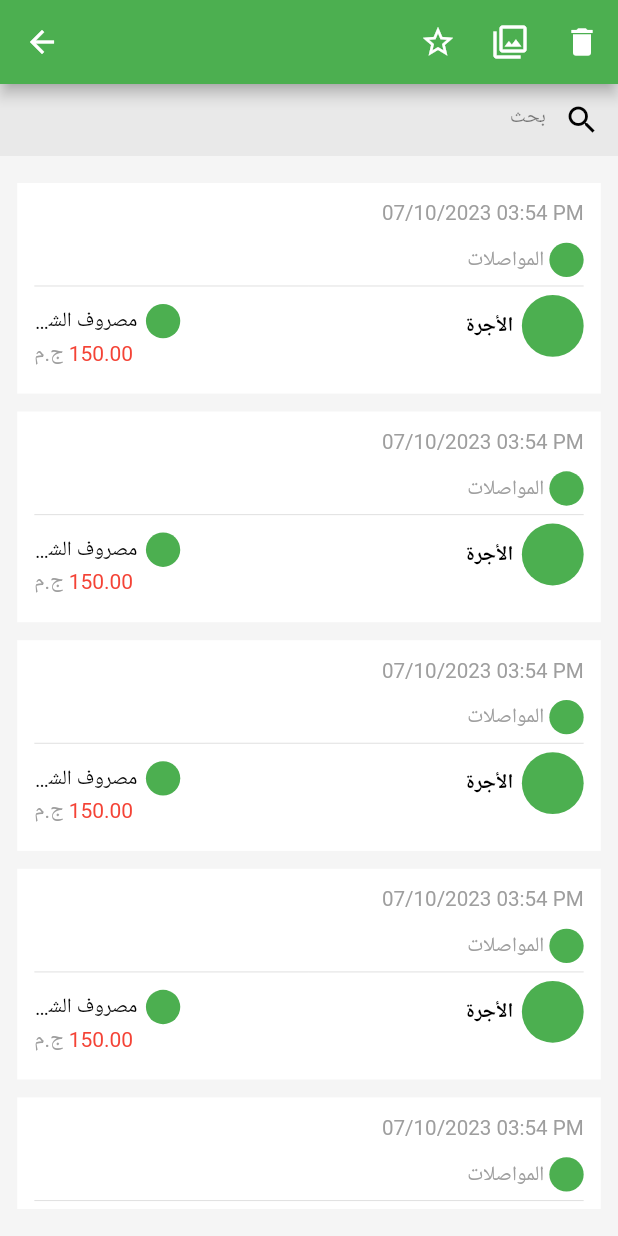
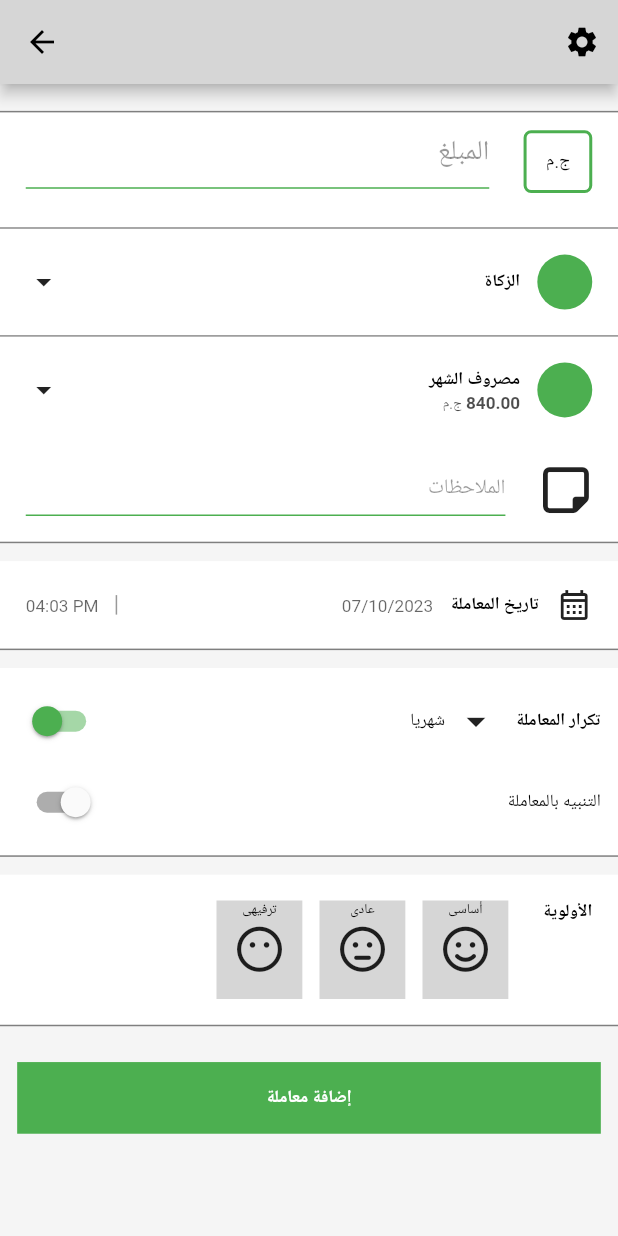
Before and after one commit to Basel85/masaref, a Flutter app: the screen it shows after launch, on a phone screen of 412 x 824 dp. Run offline on Flutter 3.47's test engine with Material 2 defaults, Android fonts, the phone set to English and light mode, and no system bars; our stand-ins replace flutter_bloc, flutter_screenutil, font_awesome_flutter, google_fonts, shared_preferences; Roboto replaces fonts that are missing (Cairo).

Commit message:
add mo3amala page

```diff
--- a/lib/core/widgets/custom_button.dart
+++ b/lib/core/widgets/custom_button.dart
@@ -7,8 +7,10 @@ class CustomButton extends StatelessWidget {
   const CustomButton({
     super.key,
     required this.title,
+    this.onpress,
   });
   final String title;
+  final Function()? onpress;
 
   @override
   Widget build(BuildContext context) {
@@ -18,7 +20,7 @@ class CustomButton extends StatelessWidget {
         color: AppColors.primaryColor,
       ),
       child: TextButton(
-        onPressed: () {},
+        onPressed: onpress,
         child: Center(
           child: Text(
             title,
--- a/lib/core/widgets/custom_form_field.dart
+++ b/lib/core/widgets/custom_form_field.dart
@@ -22,9 +22,11 @@ class CustomFormField extends StatelessWidget {
     this.ontap,
     this.onsubmit,
     required this.hintsize,
+    this.inputStyle,
   });
 
   final TextEditingController? controller;
+  final TextStyle? inputStyle;
   final TextInputType? inputType;
   final double hintsize;
   final bool obscuretext;
@@ -44,6 +46,7 @@ class CustomFormField extends StatelessWidget {
   @override
   Widget build(BuildContext context) {
     return TextFormField(
+      style: inputStyle,
       controller: controller,
       initialValue: initvalue,
       autofocus: autofocus,
@@ -58,8 +61,8 @@ class CustomFormField extends StatelessWidget {
         suffixIcon: suffixicon,
         prefixIcon: prefixicon,
         hintStyle: AppStyles.textStyle24w400.copyWith(
-          fontSize: 16.sp,
-          color: AppColors.colorBlack.withOpacity(0.2),
+          fontSize: hintsize,
+          color: AppColors.colorBlack.withOpacity(0.4),
         ),
         labelStyle: AppStyles.textStyle24w400.copyWith(
           fontSize: 14.sp,
--- /dev/null
+++ b/lib/features/mo3amala/presentation/view/mo3amala.dart
@@ -0,0 +1,71 @@
+import 'package:flutter/material.dart';
+import 'package:flutter_screenutil/flutter_screenutil.dart';
+import 'package:masaref/core/utils/app_colors.dart';
+import 'package:masaref/core/widgets/custom_button.dart';
+import 'package:masaref/features/mo3amala/presentation/view/widgets/category_section.dart';
+import 'package:masaref/features/mo3amala/presentation/view/widgets/date_section.dart';
+import 'package:masaref/features/mo3amala/presentation/view/widgets/elma7faza_section.dart';
+import 'package:masaref/features/mo3amala/presentation/view/widgets/importance_section.dart';
+import 'package:masaref/features/mo3amala/presentation/view/widgets/money_section.dart';
+import 'package:masaref/features/mo3amala/presentation/view/widgets/repeat_section.dart';
+
+class Mo3amalaPage extends StatelessWidget {
+  const Mo3amalaPage({super.key});
+
+  @override
+  Widget build(BuildContext context) {
+    return Scaffold(
+      appBar: AppBar(
+        backgroundColor: Colors.grey[350],
+        actions: [
+          IconButton(
+            onPressed: () {},
+            icon: const Icon(
+              Icons.settings,
+              color: AppColors.colorBlack,
+            ),
+          ),
+        ],
+        leading: IconButton(
+          onPressed: () {},
+          icon: const Icon(
+            Icons.arrow_back,
+            color: AppColors.colorBlack,
+          ),
+        ),
+      ),
+      body: Directionality(
+        textDirection: TextDirection.rtl,
+        child: Padding(
+          padding: EdgeInsets.symmetric(vertical: 15.h),
+          child: SingleChildScrollView(
+            physics: const BouncingScrollPhysics(),
+            child: Expanded(
+              child: Column(
+                children: [
+                  const MoneySection(),
+                  const CategorySection(),
+                  const Elma7fazaSection(),
+                  SizedBox(height: 10.h),
+                  const DateSection(),
+                  SizedBox(height: 10.h),
+                  const RepeatSection(),
+                  SizedBox(height: 10.h),
+                  const ImportanceSection(),
+                  SizedBox(height: 20.h),
+                  Padding(
+                    padding: EdgeInsets.symmetric(horizontal: 10.w),
+                    child: CustomButton(
+                      title: 'إضافة معاملة',
+                      onpress: () {},
+                    ),
+                  ),
+                ],
+              ),
+            ),
+          ),
+        ),
+      ),
+    );
+  }
+}
--- /dev/null
+++ b/lib/features/mo3amala/presentation/view/widgets/category_section.dart
@@ -0,0 +1,46 @@
+import 'package:flutter/material.dart';
+import 'package:flutter_screenutil/flutter_screenutil.dart';
+import 'package:masaref/core/utils/app_colors.dart';
+import 'package:masaref/core/utils/app_styles.dart';
+
+class CategorySection extends StatelessWidget {
+  const CategorySection({
+    super.key,
+  });
+
+  @override
+  Widget build(BuildContext context) {
+    return GestureDetector(
+      onTap: () {},
+      child: Container(
+        padding: EdgeInsets.all(15.r),
+        decoration: BoxDecoration(
+          color: AppColors.colorWhite,
+          border: Border(
+            bottom: BorderSide(
+              color: AppColors.colorBlack.withOpacity(0.5),
+            ),
+          ),
+        ),
+        child: Row(
+          children: [
+            CircleAvatar(
+              radius: 16.r,
+              backgroundColor: AppColors.primaryColor,
+            ),
+            SizedBox(width: 10.w),
+            Text(
+              'الزكاة',
+              style: AppStyles.textStyle24w400.copyWith(
+                fontSize: 10.sp,
+                fontWeight: FontWeight.bold,
+              ),
+            ),
+            const Spacer(),
+            const Icon(Icons.arrow_drop_down),
+          ],
+        ),
+      ),
+    );
+  }
+}
--- /dev/null
+++ b/lib/features/mo3amala/presentation/view/widgets/date_section.dart
@@ -0,0 +1,68 @@
+import 'package:flutter/material.dart';
+import 'package:flutter_screenutil/flutter_screenutil.dart';
+import 'package:masaref/core/utils/app_colors.dart';
+import 'package:masaref/core/utils/app_styles.dart';
+
+class DateSection extends StatelessWidget {
+  const DateSection({
+    super.key,
+  });
+
+  @override
+  Widget build(BuildContext context) {
+    return GestureDetector(
+      onTap: () {},
+      child: Container(
+        padding: EdgeInsets.all(15.r),
+        decoration: BoxDecoration(
+          color: AppColors.colorWhite,
+          border: Border(
+            bottom: BorderSide(
+              color: AppColors.colorBlack.withOpacity(0.5),
+            ),
+          ),
+        ),
+        child: Row(
+          children: [
+            const Icon(Icons.calendar_month_outlined),
+            SizedBox(width: 10.w),
+            Text(
+              'تاريخ المعاملة',
+              style: AppStyles.textStyle24w400.copyWith(
+                fontSize: 10.sp,
+                fontWeight: FontWeight.w600,
+              ),
+            ),
+            SizedBox(width: 10.w),
+            Text(
+              '07/10/2023',
+              style: AppStyles.textStyle24w400.copyWith(
+                fontSize: 10.sp,
+                color: AppColors.colorBlack.withOpacity(0.6),
+              ),
+            ),
+            const Spacer(),
+            Container(
+              padding: EdgeInsets.only(right: 10.w),
+              decoration: BoxDecoration(
+                border: Border(
+                  right: BorderSide(
+                    color: AppColors.colorBlack.withOpacity(0.4),
+                  ),
+                ),
+              ),
+              child: Text(
+                '04:03 PM',
+                textDirection: TextDirection.ltr,
+                style: AppStyles.textStyle24w400.copyWith(
+                  fontSize: 10.sp,
+                  color: AppColors.colorBlack.withOpacity(0.6),
+                ),
+              ),
+            ),
+          ],
+        ),
+      ),
+    );
+  }
+}
--- /dev/null
+++ b/lib/features/mo3amala/presentation/view/widgets/elma7faza_section.dart
@@ -0,0 +1,102 @@
+import 'package:flutter/material.dart';
+import 'package:flutter_screenutil/flutter_screenutil.dart';
+import 'package:font_awesome_flutter/font_awesome_flutter.dart';
+import 'package:masaref/core/utils/app_colors.dart';
+import 'package:masaref/core/utils/app_styles.dart';
+import 'package:masaref/core/widgets/custom_form_field.dart';
+
+class Elma7fazaSection extends StatelessWidget {
+  const Elma7fazaSection({
+    super.key,
+  });
+
+  @override
+  Widget build(BuildContext context) {
+    return Container(
+      padding: EdgeInsets.all(15.r),
+      decoration: BoxDecoration(
+        color: AppColors.colorWhite,
+        border: Border(
+          bottom: BorderSide(
+            color: AppColors.colorBlack.withOpacity(0.5),
+          ),
+        ),
+      ),
+      child: Column(
+        children: [
+          GestureDetector(
+            onTap: () {},
+            child: Row(
+              children: [
+                CircleAvatar(
+                  radius: 16.r,
+                  backgroundColor: AppColors.primaryColor,
+                ),
+                SizedBox(width: 10.w),
+                Column(
+                  crossAxisAlignment: CrossAxisAlignment.start,
+                  children: [
+                    Text(
+                      'مصروف الشهر',
+                      style: AppStyles.textStyle24w400.copyWith(
+                        fontSize: 10.sp,
+                        fontWeight: FontWeight.bold,
+                      ),
+                    ),
+                    Text.rich(
+                      TextSpan(
+                        children: [
+                          TextSpan(
+                            text: '840.00 ',
+                            style: AppStyles.textStyle24w400.copyWith(
+                              fontSize: 10.sp,
+                              fontWeight: FontWeight.bold,
+                              color: AppColors.colorBlack.withOpacity(0.7),
+                            ),
+                          ),
+                          TextSpan(
+                            text: 'ج.م',
+                            style: AppStyles.textStyle24w400.copyWith(
+                              fontSize: 8.sp,
+                              color: AppColors.colorBlack.withOpacity(0.7),
+                            ),
+                          ),
+                        ],
+                      ),
+                    ),
+                  ],
+                ),
+                const Spacer(),
+                const Icon(Icons.arrow_drop_down),
+              ],
+            ),
+          ),
+          SizedBox(height: 20.h),
+          Row(
+            crossAxisAlignment: CrossAxisAlignment.end,
+            children: [
+              const Icon(
+                FontAwesomeIcons.noteSticky,
+                size: 35,
+              ),
+              SizedBox(width: 20.w),
+              Expanded(
+                child: SizedBox(
+                  height: 35.h,
+                  child: CustomFormField(
+                    inputStyle: AppStyles.textStyle24w400.copyWith(
+                      color: AppColors.primaryColor,
+                      fontSize: 14.sp,
+                    ),
+                    hinttext: 'الملاحظات',
+                    hintsize: 12.sp,
+                  ),
+                ),
+              ),
+            ],
+          ),
+        ],
+      ),
+    );
+  }
+}
--- /dev/null
+++ b/lib/features/mo3amala/presentation/view/widgets/importance_section.dart
@@ -0,0 +1,101 @@
+import 'package:flutter/material.dart';
+import 'package:flutter_screenutil/flutter_screenutil.dart';
+import 'package:font_awesome_flutter/font_awesome_flutter.dart';
+import 'package:masaref/core/utils/app_colors.dart';
+import 'package:masaref/core/utils/app_styles.dart';
+
+class ImportanceSection extends StatelessWidget {
+  const ImportanceSection({
+    super.key,
+  });
+
+  @override
+  Widget build(BuildContext context) {
+    return Container(
+      padding: EdgeInsets.all(15.r),
+      decoration: BoxDecoration(
+        color: AppColors.colorWhite,
+        border: Border(
+          bottom: BorderSide(
+            color: AppColors.colorBlack.withOpacity(0.5),
+          ),
+        ),
+      ),
+      child: Row(
+        crossAxisAlignment: CrossAxisAlignment.start,
+        children: [
+          Text(
+            'الأولوية',
+            style: AppStyles.textStyle24w400.copyWith(
+              fontSize: 10.sp,
+              fontWeight: FontWeight.bold,
+            ),
+          ),
+          SizedBox(width: 20.w),
+          GestureDetector(
+            onTap: () {},
+            child: Container(
+              height: 55.h,
+              width: 50.w,
+              decoration: BoxDecoration(
+                color: Colors.grey[350],
+              ),
+              child: Column(
+                children: [
+                  Text(
+                    'أساسى',
+                    style: AppStyles.textStyle24w400.copyWith(fontSize: 8.sp),
+                  ),
+                  SizedBox(height: 5.h),
+                  const Icon(FontAwesomeIcons.faceSmile, size: 30),
+                ],
+              ),
+            ),
+          ),
+          SizedBox(width: 10.w),
+          GestureDetector(
+            onTap: () {},
+            child: Container(
+              height: 55.h,
+              width: 50.w,
+              decoration: BoxDecoration(
+                color: Colors.grey[350],
+              ),
+              child: Column(
+                children: [
+                  Text(
+                    'عادى',
+                    style: AppStyles.textStyle24w400.copyWith(fontSize: 8.sp),
+                  ),
+                  SizedBox(height: 5.h),
+                  const Icon(FontAwesomeIcons.faceMeh, size: 30),
+                ],
+              ),
+            ),
+          ),
+          SizedBox(width: 10.w),
+          GestureDetector(
+            onTap: () {},
+            child: Container(
+              height: 55.h,
+              width: 50.w,
+              decoration: BoxDecoration(
+                color: Colors.grey[350],
+              ),
+              child: Column(
+                children: [
+                  Text(
+                    'ترفيهى',
+                    style: AppStyles.textStyle24w400.copyWith(fontSize: 8.sp),
+                  ),
+                  SizedBox(height: 5.h),
+                  const Icon(FontAwesomeIcons.faceMehBlank, size: 30),
+                ],
+              ),
+            ),
+          ),
+        ],
+      ),
+    );
+  }
+}
--- /dev/null
+++ b/lib/features/mo3amala/presentation/view/widgets/money_section.dart
@@ -0,0 +1,63 @@
+import 'package:flutter/material.dart';
+import 'package:flutter_screenutil/flutter_screenutil.dart';
+import 'package:masaref/core/utils/app_colors.dart';
+import 'package:masaref/core/utils/app_styles.dart';
+import 'package:masaref/core/widgets/custom_form_field.dart';
+
+class MoneySection extends StatelessWidget {
+  const MoneySection({
+    super.key,
+  });
+
+  @override
+  Widget build(BuildContext context) {
+    return Container(
+      padding: EdgeInsets.only(left: 15.w, right: 15.w, bottom: 20.w),
+      decoration: BoxDecoration(
+        color: AppColors.colorWhite,
+        border: Border.symmetric(
+          horizontal: BorderSide(
+            color: AppColors.colorBlack.withOpacity(0.5),
+          ),
+        ),
+      ),
+      child: Row(
+        crossAxisAlignment: CrossAxisAlignment.end,
+        children: [
+          Container(
+            height: 35.h,
+            width: 40.w,
+            decoration: BoxDecoration(
+              border: Border.all(
+                width: 2,
+                color: AppColors.primaryColor,
+              ),
+              borderRadius: BorderRadius.circular(5),
+            ),
+            child: Center(
+              child: Text(
+                'ج.م',
+                style: AppStyles.textStyle24w400.copyWith(fontSize: 10.sp),
+              ),
+            ),
+          ),
+          SizedBox(width: 20.w),
+          Expanded(
+            child: SizedBox(
+              height: 45.h,
+              child: CustomFormField(
+                inputStyle: AppStyles.textStyle24w400.copyWith(
+                  color: AppColors.primaryColor,
+                  fontSize: 20.sp,
+                ),
+                inputType: TextInputType.number,
+                hinttext: 'المبلغ',
+                hintsize: 16.sp,
+              ),
+            ),
+          ),
+        ],
+      ),
+    );
+  }
+}
--- /dev/null
+++ b/lib/features/mo3amala/presentation/view/widgets/repeat_section.dart
@@ -0,0 +1,82 @@
+import 'package:flutter/material.dart';
+import 'package:flutter_screenutil/flutter_screenutil.dart';
+import 'package:masaref/core/utils/app_colors.dart';
+import 'package:masaref/core/utils/app_styles.dart';
+
+class RepeatSection extends StatelessWidget {
+  const RepeatSection({
+    super.key,
+  });
+
+  @override
+  Widget build(BuildContext context) {
+    return Container(
+      padding: EdgeInsets.all(10.r),
+      decoration: BoxDecoration(
+        color: AppColors.colorWhite,
+        border: Border(
+          bottom: BorderSide(
+            color: AppColors.colorBlack.withOpacity(0.5),
+          ),
+        ),
+      ),
+      child: Column(
+        children: [
+          GestureDetector(
+            onTap: () {},
+            child: Row(
+              children: [
+                Text(
+                  'تكرار المعاملة',
+                  style: AppStyles.textStyle24w400.copyWith(
+                    fontSize: 10.sp,
+                    fontWeight: FontWeight.w600,
+                  ),
+                ),
+                SizedBox(width: 10.w),
+                const Icon(Icons.arrow_drop_down, size: 30),
+                SizedBox(width: 5.w),
+                Text(
+                  'شهريا',
+                  style: AppStyles.textStyle24w400.copyWith(
+                    fontSize: 10.sp,
+                  ),
+                ),
+                const Spacer(),
+                Switch.adaptive(
+                  activeColor: AppColors.primaryColor,
+                  value: true,
+                  onChanged: (value) {
+                    value = !value;
+                  },
+                ),
+              ],
+            ),
+          ),
+          SizedBox(height: 5.h),
+          GestureDetector(
+            onTap: () {},
+            child: Row(
+              children: [
+                Text(
+                  'التنبيه بالمعاملة',
+                  style: AppStyles.textStyle24w400.copyWith(
+                    fontSize: 10.sp,
+                  ),
+                ),
+                const Spacer(),
+                Switch.adaptive(
+                  activeColor: AppColors.primaryColor,
+                  value: false,
+                  onChanged: (value) {
+                    value = !value;
+                  },
+                ),
+              ],
+            ),
+          ),
+        ],
+      ),
+    );
+  }
+}
--- a/lib/features/mo3amalat/presentation/view/mo3amalat_page.dart
+++ b/lib/features/mo3amalat/presentation/view/mo3amalat_page.dart
@@ -9,7 +9,7 @@ class Mo3amalatPage extends StatelessWidget {
   @override
   Widget build(BuildContext context) {
     return Scaffold(
-      backgroundColor: const Color.fromARGB(255, 245, 245, 245),
+
       appBar: AppBar(
         actions: [
           IconButton(
@@ -45,7 +45,7 @@ class Mo3amalatPage extends StatelessWidget {
             const SearchField(),
             Expanded(
               child: Padding(
-                padding: EdgeInsets.symmetric(horizontal: 10.w, vertical: 15.h),
+                padding: EdgeInsets.all(10.r),
                 child: ListView.separated(
                   shrinkWrap: true,
                   physics: const BouncingScrollPhysics(),
--- a/lib/features/mo3amalat/presentation/view/widgets/mo3amala_componant.dart
+++ b/lib/features/mo3amalat/presentation/view/widgets/mo3amala_componant.dart
@@ -12,8 +12,7 @@ class Mo3amalaComponant extends StatelessWidget {
     return GestureDetector(
       onTap: () {},
       child: Container(
-        padding:
-            EdgeInsets.only(right: 10.w, top: 10.h, left: 10.w, bottom: 15.h),
+        padding: EdgeInsets.only(right: 5.w, top: 5.h, left: 5.w, bottom: 10.h),
         decoration: const BoxDecoration(
           color: Colors.white,
         ),
@@ -24,7 +23,7 @@ class Mo3amalaComponant extends StatelessWidget {
               '07/10/2023 03:54 PM',
               textDirection: TextDirection.ltr,
               style: TextStyle(
-                fontSize: 12.sp,
+                fontSize: 10.sp,
                 color: Colors.grey,
               ),
             ),
@@ -40,7 +39,7 @@ class Mo3amalaComponant extends StatelessWidget {
                 Text(
                   'المواصلات',
                   style: TextStyle(
-                    fontSize: 12.sp,
+                    fontSize: 10.sp,
                     color: Colors.grey,
                   ),
                 ),
@@ -52,20 +51,19 @@ class Mo3amalaComponant extends StatelessWidget {
             ),
             Row(
               mainAxisAlignment: MainAxisAlignment.spaceBetween,
-              crossAxisAlignment: CrossAxisAlignment.start,
               children: [
                 Row(
                   mainAxisAlignment: MainAxisAlignment.start,
                   children: [
                     CircleAvatar(
-                      radius: 18.r,
+                      radius: 16.r,
                       backgroundColor: AppColors.primaryColor,
                     ),
                     SizedBox(width: 5.w),
                     Text(
                       'الأجرة',
                       style: TextStyle(
-                        fontSize: 12.sp,
+                        fontSize: 10.sp,
                         color: AppColors.colorBlack,
                         fontWeight: FontWeight.bold,
                       ),
--- a/lib/main.dart
+++ b/lib/main.dart
@@ -1,10 +1,12 @@
 import 'package:flutter/material.dart';
+import 'package:flutter/services.dart';
 import 'package:flutter_bloc/flutter_bloc.dart';
 import 'package:flutter_screenutil/flutter_screenutil.dart';
 import 'package:masaref/core/helpers/cache_helper.dart';
 import 'package:masaref/core/helpers/observer.dart';
 import 'package:masaref/core/utils/app_colors.dart';
-import 'package:masaref/features/mo3amalat/presentation/view/mo3amalat_page.dart';
+import 'package:masaref/features/mo3amala/presentation/view/mo3amala.dart';
+// import 'package:masaref/features/mo3amalat/presentation/view/mo3amalat_page.dart';
 
 void main() async {
   WidgetsFlutterBinding.ensureInitialized();
@@ -18,6 +20,12 @@ class MyApp extends StatelessWidget {
 
   @override
   Widget build(BuildContext context) {
+    SystemChrome.setSystemUIOverlayStyle(
+      const SystemUiOverlayStyle(
+        statusBarColor: AppColors.primaryColor,
+        statusBarIconBrightness: Brightness.light,
+      ),
+    );
     return ScreenUtilInit(
       designSize: const Size(360, 690),
       minTextAdapt: true,
@@ -30,8 +38,9 @@ class MyApp extends StatelessWidget {
             appBarTheme: const AppBarTheme(
               color: AppColors.primaryColor,
             ),
+            scaffoldBackgroundColor: const Color.fromARGB(255, 245, 245, 245),
           ),
-          home: Mo3amalatPage(),
+          home: const Mo3amalaPage(),
         ),
       ),
     );
--- a/pubspec.yaml
+++ b/pubspec.yaml
@@ -40,6 +40,7 @@ dependencies:
   flutter_bloc: ^8.1.3
   google_fonts: ^6.1.0
   flutter_screenutil: ^5.9.0
+  font_awesome_flutter: ^10.5.0
 
 dev_dependencies:
   flutter_test:
```
Also changed, not shown: pubspec.lock.
